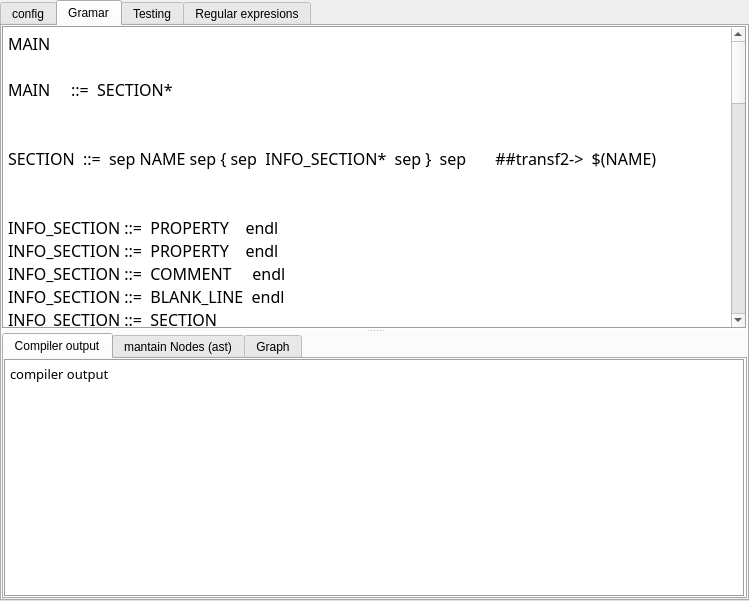
Above: tools/qt/hpgui/src/hpgui.ui from jleahred/jle_cpp_tk before the change. Below: the same form after it.
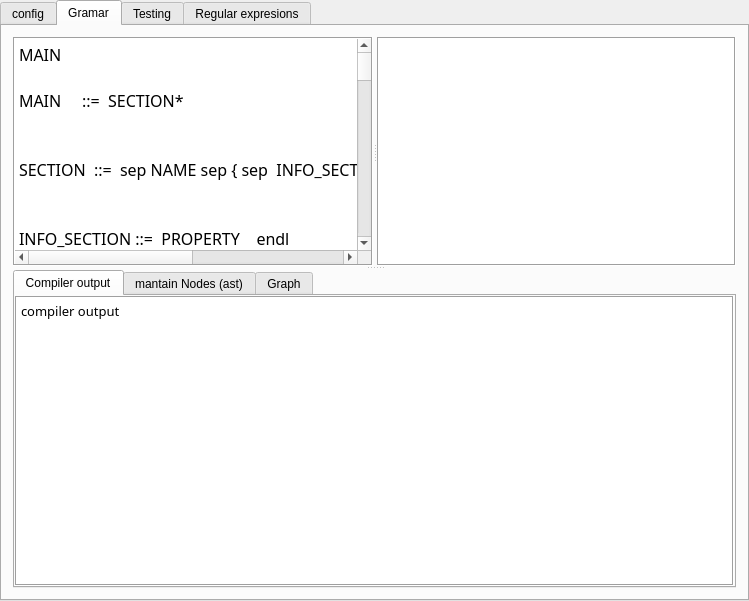
That is the form after the change. The open tabs and pages were chosen to show the change.

Patch:
```diff
--- a/tools/qt/hpgui/src/hpgui.ui
+++ b/tools/qt/hpgui/src/hpgui.ui
@@ -169,22 +169,14 @@
        <string>Gramar</string>
       </attribute>
       <layout class="QVBoxLayout" name="verticalLayout_5">
-       <property name="leftMargin">
-        <number>0</number>
-       </property>
-       <property name="topMargin">
-        <number>0</number>
-       </property>
-       <property name="rightMargin">
-        <number>0</number>
-       </property>
-       <property name="bottomMargin">
-        <number>0</number>
-       </property>
        <item>
+        <widget class="QSplitter" name="splitter_horiz">
+         <property name="orientation">
+          <enum>Qt::Vertical</enum>
+         </property>
         <widget class="QSplitter" name="splitter">
          <property name="orientation">
-          <enum>Qt::Vertical</enum>
+           <enum>Qt::Horizontal</enum>
          </property>
          <widget class="QPlainTextEdit" name="pteGramarSource">
           <property name="sizePolicy">
@@ -276,6 +268,45 @@
 </string>
           </property>
          </widget>
+          <widget class="QPlainTextEdit" name="pteTemplateSource">
+           <property name="sizePolicy">
+            <sizepolicy hsizetype="Expanding" vsizetype="Expanding">
+             <horstretch>0</horstretch>
+             <verstretch>1</verstretch>
+            </sizepolicy>
+           </property>
+           <property name="font">
+            <font>
+             <family>Courier 10 Pitch</family>
+             <pointsize>12</pointsize>
+             <weight>50</weight>
+             <italic>false</italic>
+             <bold>false</bold>
+            </font>
+           </property>
+           <property name="contextMenuPolicy">
+            <enum>Qt::ActionsContextMenu</enum>
+           </property>
+           <property name="styleSheet">
+            <string notr="true">font: 12pt &quot;Courier 10 Pitch&quot;;</string>
+           </property>
+           <property name="frameShape">
+            <enum>QFrame::Box</enum>
+           </property>
+           <property name="lineWidth">
+            <number>1</number>
+           </property>
+           <property name="horizontalScrollBarPolicy">
+            <enum>Qt::ScrollBarAsNeeded</enum>
+           </property>
+           <property name="lineWrapMode">
+            <enum>QPlainTextEdit::NoWrap</enum>
+           </property>
+           <property name="plainText">
+            <string/>
+           </property>
+          </widget>
+         </widget>
          <widget class="QTabWidget" name="twGramarInfo">
           <property name="sizePolicy">
            <sizepolicy hsizetype="Expanding" vsizetype="Expanding">
```
Left out of the diff: 88 changed lines with no effect on the pictures. Lines whose indentation alone changed are shown as unchanged.
